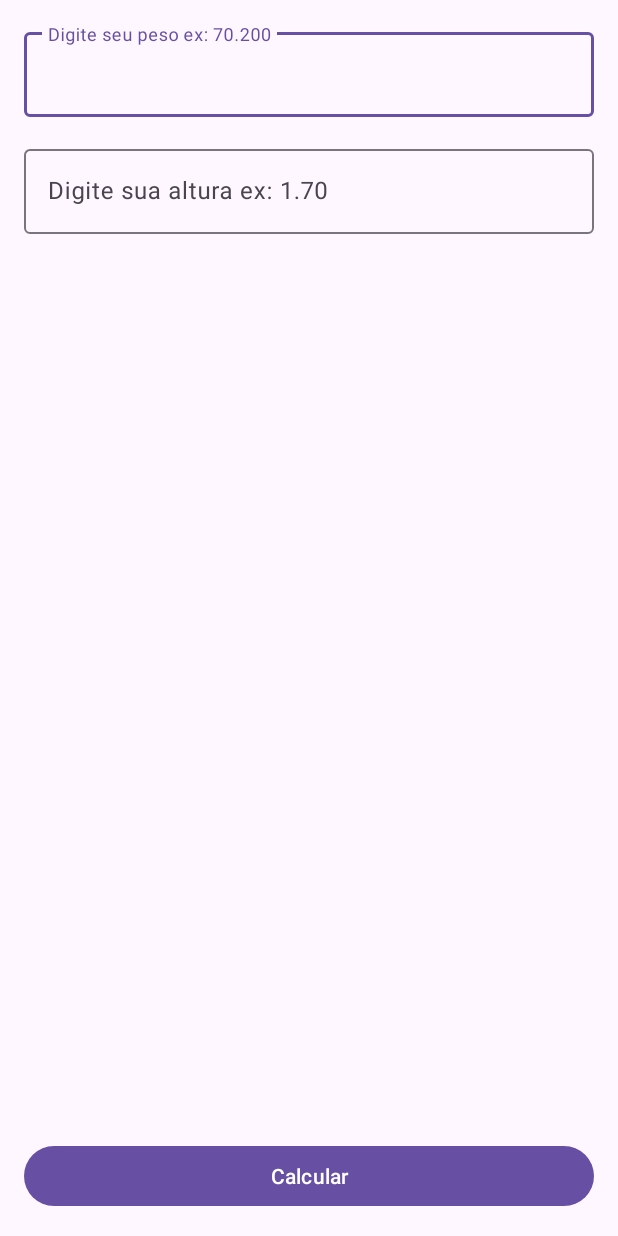
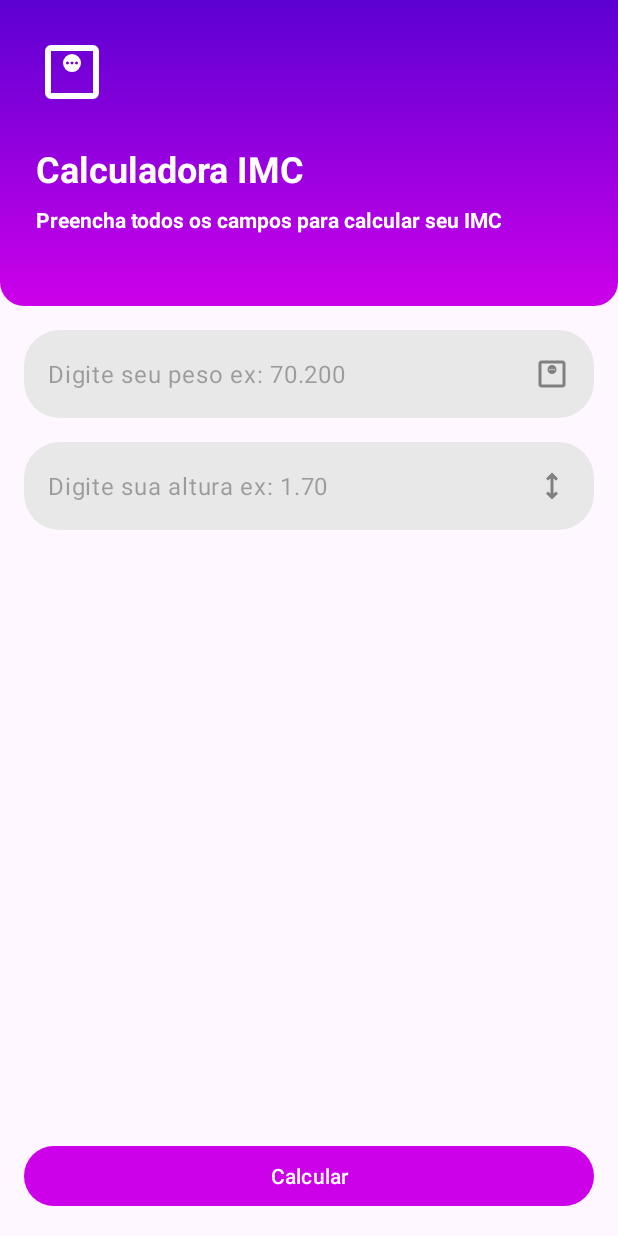
Before and after one commit to Danlisboaa/CalculadoraIMC, an Android app: the screen it shows after launch (MainActivity), on a phone screen of 412 x 824 dp. Run offline under Robolectric (Android 15) with nearby library versions, the phone set to English and light mode, and no system bars.

Commit message:
Melhorando Interface do Usuário

```diff
--- /dev/null
+++ b/app/src/main/res/drawable/gradient_bg.xml
@@ -0,0 +1,15 @@
+<?xml version="1.0" encoding="utf-8"?>
+<shape xmlns:android="http://schemas.android.com/apk/res/android">
+    <corners
+        android:topRightRadius="0dp"
+        android:topLeftRadius="0dp"
+        android:bottomLeftRadius="16dp"
+        android:bottomRightRadius="16dp"
+        />
+    <gradient
+        android:startColor="@color/Primary_400"
+        android:endColor="@color/Primary_900"
+        android:angle="90"
+        />
+
+</shape>
--- /dev/null
+++ b/app/src/main/res/drawable/ic_height.xml
@@ -0,0 +1,9 @@
+<vector xmlns:android="http://schemas.android.com/apk/res/android"
+    android:width="24dp"
+    android:height="24dp"
+    android:viewportWidth="960"
+    android:viewportHeight="960">
+  <path
+      android:pathData="M480,840 L320,680l56,-56 64,63v-414l-64,63 -56,-56 160,-160 160,160 -56,57 -64,-64v414l64,-63 56,56 -160,160Z"
+      android:fillColor="#FF808080"/>
+</vector>
--- /dev/null
+++ b/app/src/main/res/drawable/ic_weight.xml
@@ -0,0 +1,9 @@
+<vector xmlns:android="http://schemas.android.com/apk/res/android"
+    android:width="24dp"
+    android:height="24dp"
+    android:viewportWidth="960"
+    android:viewportHeight="960">
+  <path
+      android:pathData="M480,480q50,0 85,-35t35,-85q0,-50 -35,-85t-85,-35q-50,0 -85,35t-35,85q0,50 35,85t85,35ZM420,380q-8,0 -14,-6t-6,-14q0,-8 6,-14t14,-6q8,0 14,6t6,14q0,8 -6,14t-14,6ZM480,380q-8,0 -14,-6t-6,-14q0,-8 6,-14t14,-6q8,0 14,6t6,14q0,8 -6,14t-14,6ZM540,380q-8,0 -14,-6t-6,-14q0,-8 6,-14t14,-6q8,0 14,6t6,14q0,8 -6,14t-14,6ZM200,840q-33,0 -56.5,-23.5T120,760v-560q0,-33 23.5,-56.5T200,120h560q33,0 56.5,23.5T840,200v560q0,33 -23.5,56.5T760,840L200,840ZM200,760h560v-560L200,200v560ZM200,200v560,-560Z"
+      android:fillColor="#FF808080"/>
+</vector>
--- /dev/null
+++ b/app/src/main/res/drawable/rounded_bg.xml
@@ -0,0 +1,6 @@
+<?xml version="1.0" encoding="utf-8"?>
+<shape xmlns:android="http://schemas.android.com/apk/res/android">
+    <solid android:color="#E8E8E8" />
+    <corners android:radius="24dp" />
+
+</shape>
--- a/app/src/main/res/layout/activity_main.xml
+++ b/app/src/main/res/layout/activity_main.xml
@@ -5,6 +5,48 @@
     android:layout_width="match_parent"
     android:layout_height="match_parent"
     tools:context=".MainActivity">
+
+    <LinearLayout
+        android:id="@+id/vg_header"
+        android:layout_width="match_parent"
+        android:orientation="vertical"
+        android:background="@drawable/gradient_bg"
+        android:layout_height="wrap_content"
+        app:layout_constraintEnd_toEndOf="parent"
+        app:layout_constraintStart_toStartOf="parent"
+        app:layout_constraintTop_toTopOf="parent">
+        <ImageView
+            android:src="@drawable/ic_weight"
+            app:tint="@color/white"
+            android:layout_marginTop="16dp"
+            android:layout_width="48dp"
+            android:layout_margin="24dp"
+            android:layout_height="48dp"/>
+        <TextView
+            android:layout_width="wrap_content"
+            android:textSize="24dp"
+            android:layout_marginStart="24dp"
+            android:textStyle="bold"
+            android:textColor="@color/white"
+            android:layout_height="wrap_content"
+            android:text="Calculadora IMC"
+            />
+        <TextView
+
+            android:layout_width="wrap_content"
+            android:layout_height="wrap_content"
+            android:layout_marginTop="8dp"
+            android:layout_marginStart="24dp"
+            android:layout_marginEnd="24dp"
+            android:layout_marginBottom="48dp"
+            android:textColor="@color/white"
+            android:textStyle="bold"
+            android:text="Preencha todos os campos para calcular seu IMC"
+            />
+    </LinearLayout>
+
+
+
 
 
     <Button
@@ -19,7 +61,7 @@
 
     <com.google.android.material.textfield.TextInputLayout
         android:id="@+id/textInputLayout4"
-        android:layout_width="383dp"
+        android:layout_width="match_parent"
         android:layout_height="wrap_content"
         app:layout_constraintEnd_toEndOf="parent"
         app:layout_constraintStart_toStartOf="parent"
@@ -31,23 +73,32 @@
         android:id="@+id/textInputLayout5"
         android:layout_width="match_parent"
         android:layout_height="wrap_content"
+        android:layout_marginStart="16dp"
+        android:layout_marginEnd="16dp"
+        android:layout_marginTop="24dp"
         android:layout_margin="16dp"
         app:layout_constraintEnd_toEndOf="parent"
         app:layout_constraintStart_toStartOf="parent"
-        app:layout_constraintTop_toTopOf="parent">
+        app:layout_constraintTop_toBottomOf="@id/vg_header"
+        app:hintEnabled="false">
 
         <com.google.android.material.textfield.TextInputEditText
             android:layout_width="match_parent"
             android:layout_height="wrap_content"
+            android:background="@drawable/rounded_bg"
             android:id="@+id/edt_peso"
+            android:drawableEnd="@drawable/ic_weight"
             android:hint="Digite seu peso ex: 70.200"
-            android:inputType="numberDecimal" />
+            android:inputType="numberDecimal"
+            android:maxLength="6"
+            />
     </com.google.android.material.textfield.TextInputLayout>
 
     <com.google.android.material.textfield.TextInputLayout
         android:layout_width="match_parent"
         android:layout_height="wrap_content"
         android:layout_margin="16dp"
+        app:hintEnabled="false"
         app:layout_constraintEnd_toEndOf="parent"
         app:layout_constraintStart_toStartOf="parent"
         app:layout_constraintTop_toBottomOf="@+id/textInputLayout5">
@@ -55,7 +106,10 @@
         <com.google.android.material.textfield.TextInputEditText
             android:layout_width="match_parent"
             android:layout_height="wrap_content"
+            android:maxLength="4"
             android:id="@+id/edt_altura"
+            android:drawableEnd="@drawable/ic_height"
+            android:background="@drawable/rounded_bg"
             android:hint="Digite sua altura ex: 1.70"
             android:inputType="numberDecimal"/>
     </com.google.android.material.textfield.TextInputLayout>
--- a/app/src/main/res/values-night/themes.xml
+++ b/app/src/main/res/values-night/themes.xml
@@ -2,6 +2,6 @@
     <!-- Base application theme. -->
     <style name="Base.Theme.Calculadoraimc" parent="Theme.Material3.DayNight.NoActionBar">
         <!-- Customize your dark theme here. -->
-        <!-- <item name="colorPrimary">@color/my_dark_primary</item> -->
+        <item name="colorPrimary">@color/Primary_400</item>
     </style>
 </resources>
--- a/app/src/main/res/values/colors.xml
+++ b/app/src/main/res/values/colors.xml
@@ -2,4 +2,6 @@
 <resources>
     <color name="black">#FF000000</color>
     <color name="white">#FFFFFFFF</color>
+    <color name="Primary_400">#cd00ea</color>
+    <color name="Primary_900">#5c00d2</color>
 </resources>
--- a/app/src/main/res/values/themes.xml
+++ b/app/src/main/res/values/themes.xml
@@ -2,7 +2,7 @@
     <!-- Base application theme. -->
     <style name="Base.Theme.Calculadoraimc" parent="Theme.Material3.DayNight.NoActionBar">
         <!-- Customize your light theme here. -->
-        <!-- <item name="colorPrimary">@color/my_light_primary</item> -->
+        <item name="colorPrimary">@color/Primary_400</item>
     </style>
 
     <style name="Theme.Calculadoraimc" parent="Base.Theme.Calculadoraimc" />
```
Also changed, not shown: app/src/main/res/layout/activity_result2.xml (+52 -9 lines), gradle/wrapper/gradle-wrapper.properties, 3 other files.
